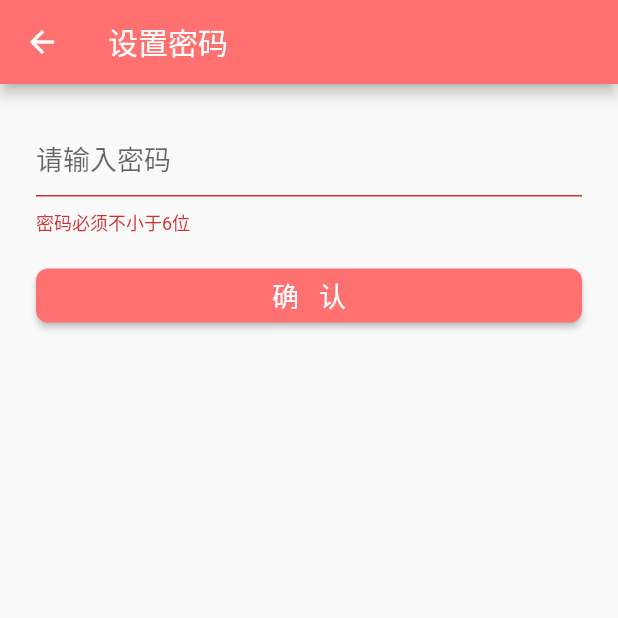
After one commit to kevinhqf/quicknote_flutter, a Flutter app: the PasswordPage screen opened by its route, after a tap on an icon or button, on a phone screen of 412 x 824 dp, the top half of it. The commit adds this screen. Run offline on Flutter 3.47's test engine with Material 2 defaults, Android fonts, the phone set to English and light mode, and no system bars; our stand-ins replace cached_network_image, fluttertoast, shared_preferences, sprintf, sqflite; missing offline and left inert: mobsms; accounts and stored records are empty.

Commit message:
add update password api

```diff
--- a/lib/main.dart
+++ b/lib/main.dart
@@ -6,6 +6,7 @@ import 'package:quicknote/model/TransactionViewModel.dart';
 import 'package:quicknote/model/UserViewModel.dart';
 import 'package:quicknote/widget/home/HomePage.dart';
 import 'package:quicknote/widget/login/LoginPage.dart';
+import 'package:quicknote/widget/login/PasswordPage.dart';
 import 'package:quicknote/widget/profile/ProfilePage.dart';
 import 'package:quicknote/widget/transaction/detail/TransactionPage.dart';
 import 'package:quicknote/widget/transaction/new/NewTransactionPage.dart';
@@ -48,6 +49,7 @@ class MyApp extends StatelessWidget {
         '/newTransaction': (context) => NewTransactionPage(),
         '/profile': (context) => ProfilePage(),
         '/transaction': (context) => TransactionPage(),
+        '/password':(context) => PasswordPage(),
       },
       home: HomePage(),
     );
--- a/lib/model/UserViewModel.dart
+++ b/lib/model/UserViewModel.dart
@@ -24,6 +24,12 @@ class UserViewModel with ChangeNotifier {
     if (needNotify) notifyListeners();
   }
 
+  void clearAllData() {
+    _isSMSCodeMode = true;
+    _canGetSmsCode = true;
+    _loginActive = true;
+  }
+
   bool get isLoginActive => _loginActive;
   bool get smsCodeMode => _isSMSCodeMode;
   bool get canGetSmsCode => _canGetSmsCode;
--- a/lib/widget/login/LoginCardWidget.dart
+++ b/lib/widget/login/LoginCardWidget.dart
@@ -34,7 +34,7 @@ class _LoginCardWidgetState extends State<LoginCardWidget> {
     // TODO: implement dispose
     super.dispose();
     _timer?.cancel();
-    _model.setCanGetSmsCode(true, needNotify: false);
+    _model.clearAllData();
   }
 
   @override
--- /dev/null
+++ b/lib/widget/login/PasswordPage.dart
@@ -0,0 +1,100 @@
+import 'package:flutter/material.dart';
+import 'package:quicknote/api/API.dart';
+import 'package:quicknote/data/ColorPattle.dart';
+import 'package:quicknote/model/UserViewModel.dart';
+import 'package:quicknote/utils/DBUtil.dart';
+import 'package:quicknote/utils/LoadingDialog.dart';
+import 'package:quicknote/utils/SPUtil.dart';
+import 'package:quicknote/utils/ToastUtil.dart';
+
+class PasswordPage extends StatelessWidget {
+  @override
+  Widget build(BuildContext context) {
+    return Scaffold(
+      appBar: AppBar(
+        brightness: Brightness.dark,
+        backgroundColor: ColorPattle.RED,
+        title: Text('设置密码'),
+      ),
+      body: PasswordPageWidget(),
+    );
+  }
+}
+
+class PasswordPageWidget extends StatefulWidget {
+  PasswordPageWidget({Key key}) : super(key: key);
+
+  _PasswordPageWidgetState createState() => _PasswordPageWidgetState();
+}
+
+class _PasswordPageWidgetState extends State<PasswordPageWidget> {
+  GlobalKey<FormState> _passwordKey = GlobalKey<FormState>();
+  String _password;
+
+  @override
+  Widget build(BuildContext context) {
+    return Container(
+      margin: EdgeInsets.all(24),
+      child: Form(
+        autovalidate: true,
+        key: _passwordKey,
+        child: Column(
+          crossAxisAlignment: CrossAxisAlignment.stretch,
+          children: <Widget>[
+            TextFormField(
+              style: TextStyle(fontSize: 18),
+              obscureText: true,
+              keyboardType: TextInputType.text,
+              decoration: InputDecoration(
+                hintText: '请输入密码',
+              ),
+              onSaved: (value) {
+                _password = value;
+              },
+              validator: (value) {
+                if (value.length < 6) {
+                  return '密码必须不小于6位';
+                }
+              },
+            ),
+            Padding(
+              padding: EdgeInsets.only(top: 16),
+              child: RaisedButton(
+                  shape: RoundedRectangleBorder(
+                      borderRadius: BorderRadius.circular(8)),
+                  color: ColorPattle.RED,
+                  onPressed: _setPassword,
+                  child: Text(
+                    '确   认',
+                    style: TextStyle(
+                      fontSize: 18,
+                      color: Colors.white,
+                    ),
+                  )),
+            )
+          ],
+        ),
+      ),
+    );
+  }
+
+  void _setPassword() {
+    if (_passwordKey.currentState.validate()) {
+      _passwordKey.currentState.save();
+      LoadingDialog.show(context);
+      SPUtil().getInt(UserViewModel.KEY_USER_ID).then((userId) {
+        if (userId != -1) {
+          API.updatePassword(_password, userId).then((result) {
+            if (result != -1) {
+              ToastUtil.show('设置成功');
+            }
+            //dismiss loading
+            Navigator.of(context).pop();
+            //返回上一页
+            Navigator.pop(context);
+          });
+        }
+      });
+    }
+  }
+}
```
Also changed, not shown: lib/api/API.dart (+18 -2 lines), lib/widget/profile/ProfileTopWidget.dart (+15 -1 lines), images/password.png (added), 2 other files.
